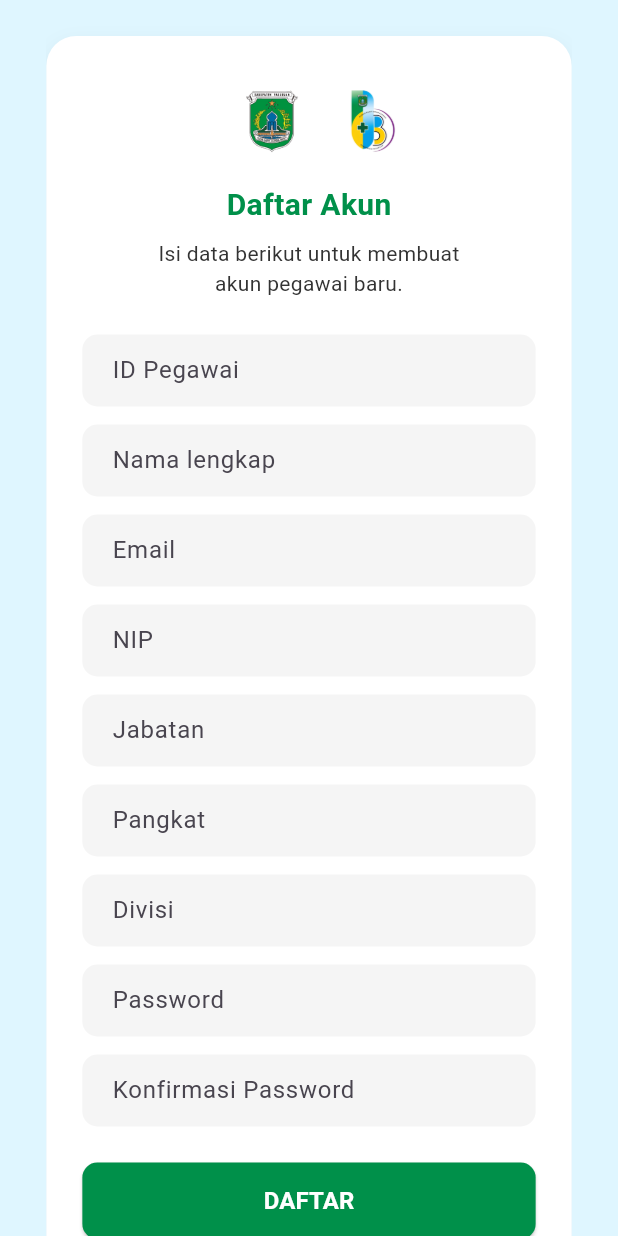
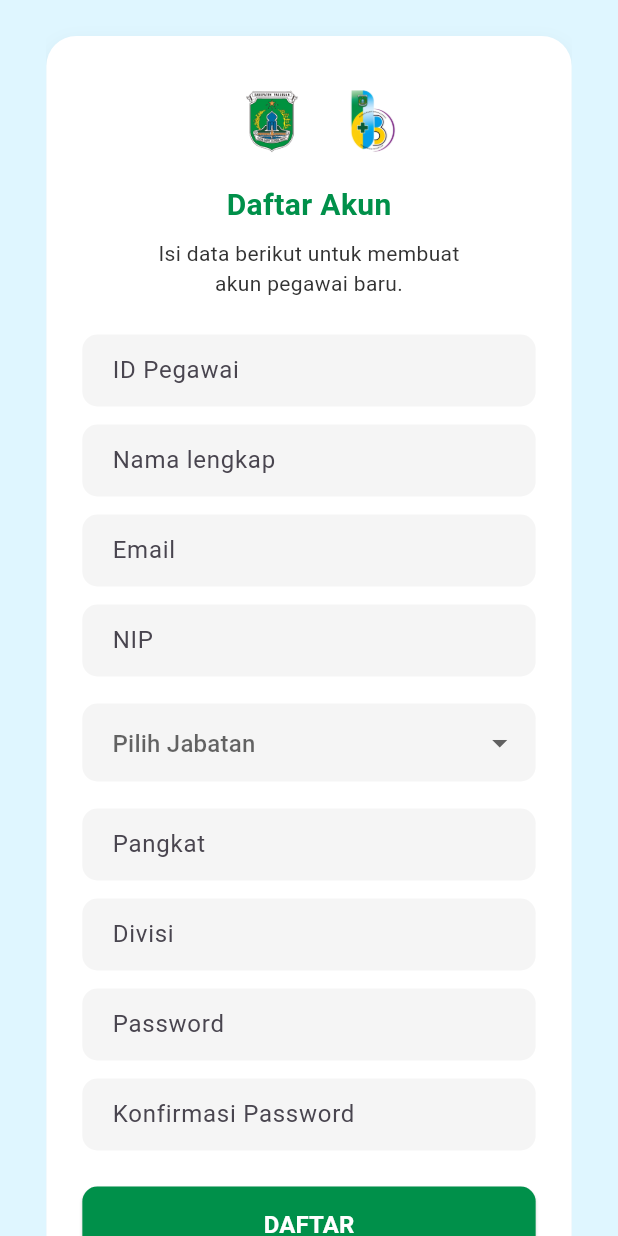
Before and after one commit to Lxtream23/Rsud-Lapkin-Mobile, a Flutter app: the RegisterPage screen opened by its route, on a phone screen of 412 x 824 dp. Run offline on Flutter 3.47's test engine with Material 3 defaults, Android fonts, the phone set to English and light mode, and no system bars; Roboto replaces fonts that are missing (Poppins).

Commit message:
Refactor RegisterPage to StatefulWidget and add Dropdown for Jabatan selection

```diff
--- a/lib/features/register/presentation/pages/register_page.dart
+++ b/lib/features/register/presentation/pages/register_page.dart
@@ -2,8 +2,15 @@ import 'package:flutter/material.dart';
 import '../../../../config/app_colors.dart';
 import '../../../../core/widgets/custom_text_field.dart';
 
-class RegisterPage extends StatelessWidget {
+class RegisterPage extends StatefulWidget {
   const RegisterPage({super.key});
+
+  @override
+  State<RegisterPage> createState() => _RegisterPageState();
+}
+
+class _RegisterPageState extends State<RegisterPage> {
+  String? selectedJabatan;
 
   @override
   Widget build(BuildContext context) {
@@ -69,7 +76,81 @@ class RegisterPage extends StatelessWidget {
                   const SizedBox(height: 12),
                   const CustomTextField(hintText: "NIP"),
                   const SizedBox(height: 12),
-                  const CustomTextField(hintText: "Jabatan"),
+                  // Dropdown untuk Jabatan
+                  Padding(
+                    padding: const EdgeInsets.symmetric(vertical: 6.0),
+                    child: DropdownButtonFormField<String>(
+                      isExpanded:
+                          true, // 🔹 Supaya teks dan ikon tidak terpotong
+                      decoration: InputDecoration(
+                        hintText: 'Pilih Jabatan',
+                        hintStyle: const TextStyle(color: AppColors.textDark),
+                        filled: true,
+                        fillColor: AppColors.inputBackground,
+                        contentPadding: const EdgeInsets.symmetric(
+                          horizontal: 16,
+                          vertical: 14,
+                        ),
+                        border: OutlineInputBorder(
+                          borderRadius: BorderRadius.circular(10),
+                          borderSide: BorderSide.none,
+                        ),
+                      ),
+                      value: selectedJabatan,
+                      items: const [
+                        DropdownMenuItem(
+                          value: 'Direktur',
+                          child: Text('Direktur'),
+                        ),
+                        DropdownMenuItem(
+                          value: 'Wadir Umum dan Keuangan',
+                          child: Text('Wadir Umum dan Keuangan'),
+                        ),
+                        DropdownMenuItem(
+                          value: 'Wadir Pelayanan',
+                          child: Text('Wadir Pelayanan'),
+                        ),
+                        DropdownMenuItem(
+                          value: 'Kabid Pelayanan',
+                          child: Text('Kabid Pelayanan'),
+                        ),
+                        DropdownMenuItem(
+                          value: 'Kabid Pelayanan Keperawatan',
+                          child: Text('Kabid Pelayanan Keperawatan'),
+                        ),
+                        DropdownMenuItem(
+                          value: 'Kabid Pelayanan Penunjang',
+                          child: Text('Kabid Pelayanan Penunjang'),
+                        ),
+                        DropdownMenuItem(
+                          value: 'Kabag SDM dan Pengambangan',
+                          child: Text('Kabag SDM dan Pengambangan'),
+                        ),
+                        DropdownMenuItem(
+                          value: 'Kabag Umum',
+                          child: Text('Kabag Umum'),
+                        ),
+                        DropdownMenuItem(
+                          value: 'Kabag Keuangan',
+                          child: Text('Kabag Keuangan'),
+                        ),
+                        DropdownMenuItem(
+                          value: 'Ketua Tim Kerja',
+                          child: Text('Ketua Tim Kerja'),
+                        ),
+                        DropdownMenuItem(
+                          value: 'Admin/Staf',
+                          child: Text('Admin/Staf'),
+                        ),
+                      ],
+                      onChanged: (value) {
+                        setState(() {
+                          selectedJabatan = value!;
+                        });
+                      },
+                    ),
+                  ),
+
                   const SizedBox(height: 12),
                   const CustomTextField(hintText: "Pangkat"),
                   const SizedBox(height: 12),
```
